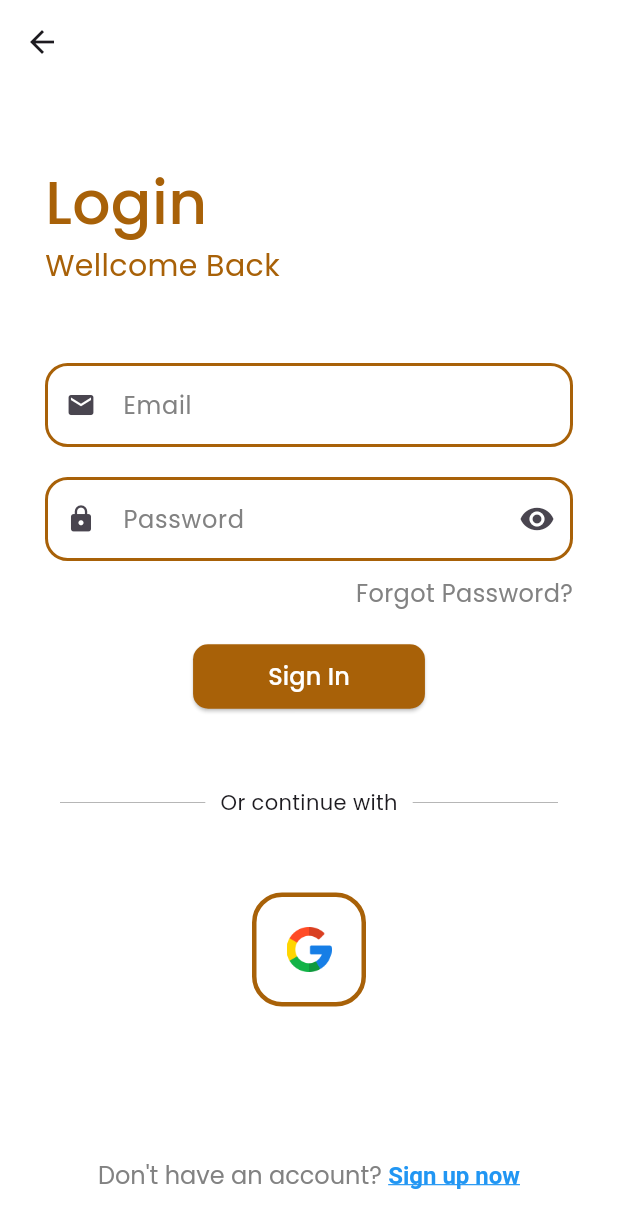
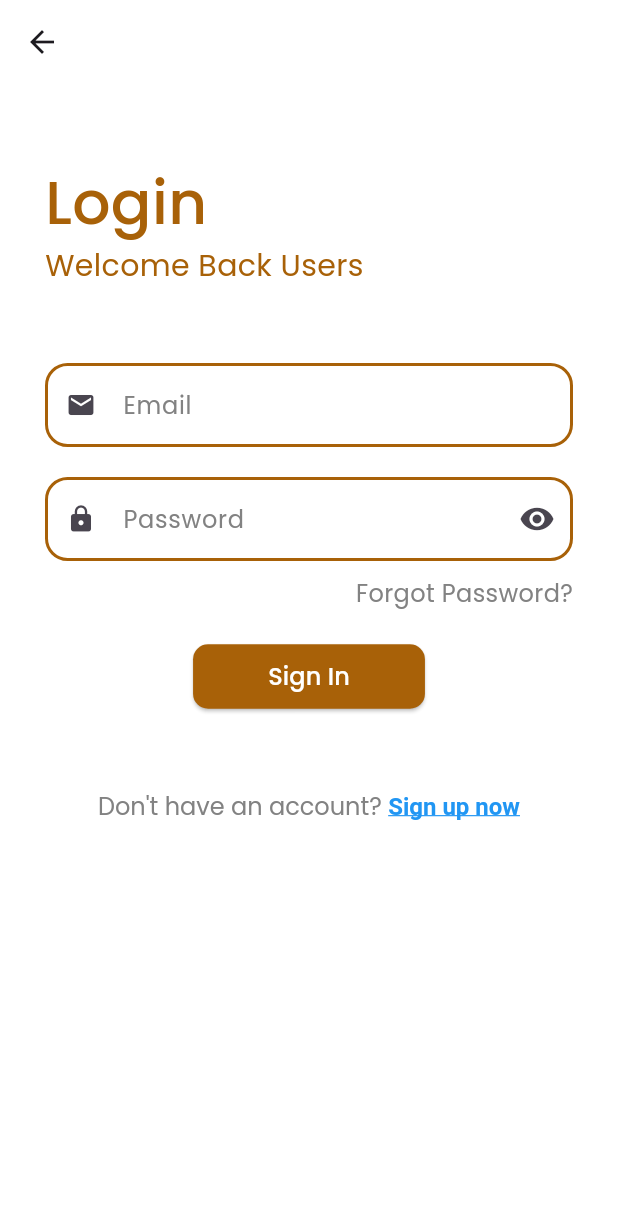
Before and after one commit to RekanPabrik/MOBILE-RekanPabrik, a Flutter app: the login_page screen opened by its route, on a phone screen of 412 x 824 dp. Shown: the top 1228 px of the screen. Run offline on Flutter 3.47's test engine with Material 3 defaults, Android fonts, the phone set to English and light mode, and no system bars; our stand-ins replace carousel_slider, file_picker, flutter_dotenv, flutter_local_notifications, google_fonts, image_picker and 2 more; accounts and stored records are empty.

```diff
--- a/lib/api/postingPekerjaanAPI.dart
+++ b/lib/api/posting_pekerjaan_API.dart
@@ -165,7 +165,6 @@ class Postingpekerjaanapi {
         if (data['data'] != null && data['data'].isNotEmpty) {
           var pelamar = data['data'][0];
 
-          // Cek dan tampilkan data dari respons API
           print('Data Pelamar: $pelamar');
 
           return pelamar;
--- a/lib/pages/HRD/detailPelamar.dart
+++ b/lib/pages/HRD/detailPelamar.dart
@@ -1,5 +1,5 @@
 import 'package:flutter/material.dart';
-import 'package:rekanpabrik/api/postingPekerjaanAPI.dart';
+import 'package:rekanpabrik/api/posting_pekerjaan_API.dart';
 import 'package:rekanpabrik/shared/shared.dart';
 import 'package:url_launcher/url_launcher.dart';
 
--- a/lib/pages/HRD/postJob.dart
+++ b/lib/pages/HRD/postJob.dart
@@ -29,10 +29,12 @@ class _PostjobState extends State<Postjob> {
     var response = await meAPI().getUserProfile();
 
     if (response['status'] == true && response['data'] != null) {
+      if (!mounted) return;
       setState(() {
         user = response['data'];
       });
     } else {
+      if (!mounted) return;
       ScaffoldMessenger.of(context)
           .showSnackBar(SnackBar(content: Text('Anda tidak login ')));
       print("Failed to retrieve user data: ${response['message']}");
--- a/lib/pages/auth/login_page.dart
+++ b/lib/pages/auth/login_page.dart
@@ -146,7 +146,7 @@ class _loginPageState extends State<login_page> {
               child: Container(
                 width: 250,
                 child: Text(
-                  "Wellcome Back",
+                  "Welcome Back Users",
                   style: TextStyle(
                     color: thirdColor,
                     fontFamily: 'poppins',
@@ -206,7 +206,7 @@ class _loginPageState extends State<login_page> {
             SizedBox(height: 20),
             Align(
               alignment: Alignment.center,
-              child: isLoading // Tampilkan spinner jika isLoading true
+              child: isLoading
                   ? CircularProgressIndicator(
                       color: thirdColor,
                     )
@@ -237,37 +237,6 @@ class _loginPageState extends State<login_page> {
                     ),
             ),
             SizedBox(height: 50),
-            Padding(
-              padding: const EdgeInsets.symmetric(horizontal: 10),
-              child: Row(
-                children: [
-                  mydivider(),
-                  Padding(
-                    padding: EdgeInsets.symmetric(horizontal: 10),
-                    child: Text("Or continue with"),
-                  ),
-                  mydivider(),
-                ],
-              ),
-            ),
-            SizedBox(height: 50),
-            Row(
-              mainAxisAlignment: MainAxisAlignment.center,
-              children: [
-                Container(
-                  padding: EdgeInsets.all(20),
-                  decoration: BoxDecoration(
-                      border: Border.all(color: thirdColor, width: 3),
-                      borderRadius: BorderRadius.circular(20),
-                      color: Colors.white),
-                  child: Image.asset(
-                    'assets/img/google.png',
-                    height: 30,
-                  ),
-                )
-              ],
-            ),
-            SizedBox(height: 100),
             RichText(
               textAlign: TextAlign.center,
               text: TextSpan(
--- a/lib/pages/wellcomePage.dart
+++ b/lib/pages/wellcomePage.dart
@@ -21,7 +21,7 @@ class WellcomePage extends StatelessWidget {
               height: 50,
             ),
             Text(
-              "Wellcome",
+              "Welcome",
               style: TextStyle(
                   color: thirdColor,
                   fontFamily:
```
Also changed, not shown: lib/api/loginAPI.dart (+11 -0 lines), lib/components/searchBarPelamarPekerjaan.dart (+8 -4 lines), lib/pages/HRD/homepageHRD.dart (+56 -2 lines), lib/pages/HRD/postHistory.dart (+8 -1 lines), lib/pages/HRD/profileHRD.dart (+47 -21 lines), lib/pages/page.dart (+1 -12 lines).
